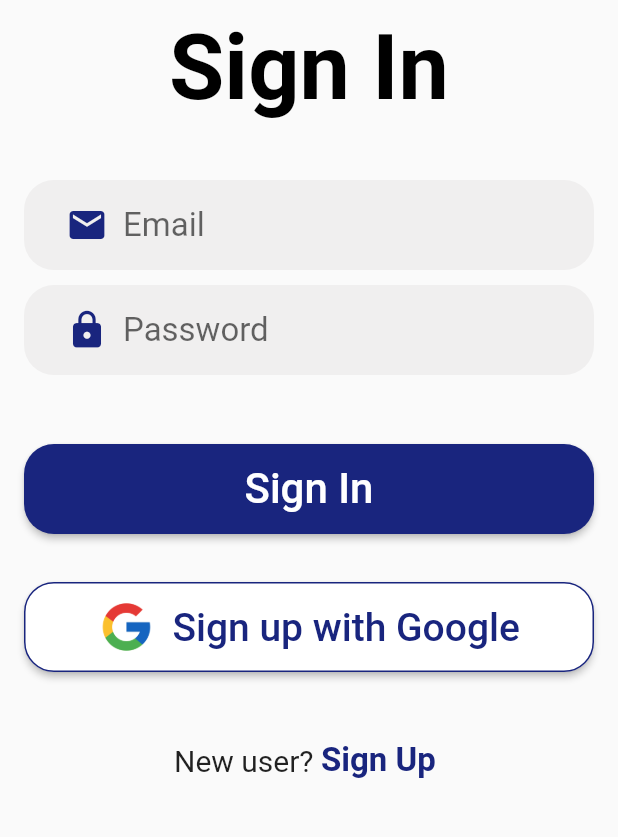
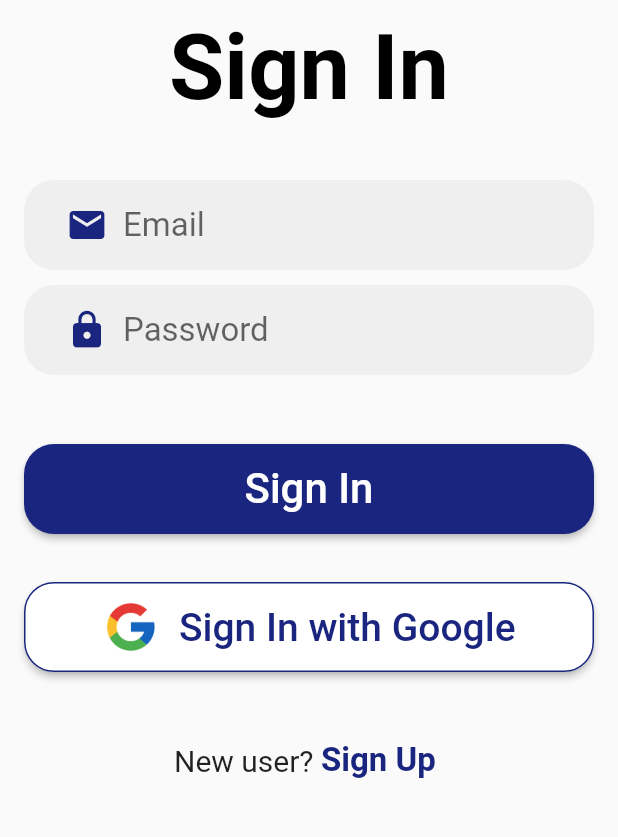
Before and after one commit to InShad7/aptronix_user, a Flutter app: the screen it shows after launch, on a phone screen of 412 x 824 dp, the part 306-1143 px from its top. Run offline on Flutter 3.47's test engine with Material 2 defaults, Android fonts, the phone set to English and light mode, and no system bars; our stand-ins replace awesome_bottom_bar, carousel_slider, cloud_firestore, firebase_auth, firebase_core, flutter_slidable and 7 more; accounts and stored records are empty.

Commit message:
signin login google sign in

```diff
--- a/lib/controller/controller.dart
+++ b/lib/controller/controller.dart
@@ -1,5 +1,4 @@
 import 'package:firebase_auth/firebase_auth.dart';
-import 'package:flutter/material.dart';
 import 'package:cloud_firestore/cloud_firestore.dart';
 
 Stream getProducts() async* {
@@ -9,4 +8,5 @@ Stream getProducts() async* {
   yield docs;
 }
 
-final user = FirebaseAuth.instance.currentUser!;
+
+// User user = FirebaseAuth.instance.currentUser!;
--- a/lib/main.dart
+++ b/lib/main.dart
@@ -1,6 +1,8 @@
+import 'package:aaptronix/controller/provider/google_signin.dart';
 import 'package:aaptronix/view/splash_screen.dart/spalsh_screen.dart';
 import 'package:firebase_core/firebase_core.dart';
 import 'package:flutter/material.dart';
+import 'package:provider/provider.dart';
 
 Future main() async {
   WidgetsFlutterBinding.ensureInitialized();
@@ -16,11 +18,14 @@ class MyApp extends StatelessWidget {
 
   @override
   Widget build(BuildContext context) {
-    return MaterialApp(
-      navigatorKey: navigatorKey,
-      debugShowCheckedModeBanner: false,
-      theme: ThemeData(primarySwatch: Colors.blue),
-      home: SplashScreen(),
+    return ChangeNotifierProvider(
+      create: (context)=> GoogleSignInProvider(),
+      child: MaterialApp(
+        navigatorKey: navigatorKey,
+        debugShowCheckedModeBanner: false,
+        theme: ThemeData(primarySwatch: Colors.blue),
+        home: SplashScreen(),
+      ),
     );
   }
 }
--- a/lib/view/login_screen/login_screen.dart
+++ b/lib/view/login_screen/login_screen.dart
@@ -13,9 +13,7 @@ class LoginScreen extends StatelessWidget {
   @override
   Widget build(BuildContext context) {
     return Scaffold(
-      body: Form(
-        key: formKey,
-        child: ListView(physics: const BouncingScrollPhysics(), children: [
+      body: ListView(physics: const BouncingScrollPhysics(), children: [
         const SignInText(title: 'Sign In'),
         kHeight20,
         MyTextField(
@@ -43,7 +41,6 @@ class LoginScreen extends StatelessWidget {
         kHeight,
         SignUpTxtBtn(navigateTo: SignUpScreen()),
       ]),
-      ),
     );
   }
 }
--- a/lib/view/login_screen/widgets/google_signup_btn.dart
+++ b/lib/view/login_screen/widgets/google_signup_btn.dart
@@ -1,7 +1,9 @@
+import 'package:aaptronix/controller/provider/google_signin.dart';
 import 'package:aaptronix/view/utils/colors.dart';
 import 'package:aaptronix/view/utils/utils.dart';
 import 'package:flutter/material.dart';
 import 'package:google_fonts/google_fonts.dart';
+import 'package:provider/provider.dart';
 
 class GoogleSignUpBtn extends StatelessWidget {
   const GoogleSignUpBtn({
@@ -23,14 +25,18 @@ class GoogleSignUpBtn extends StatelessWidget {
               side: BorderSide(color: blue, width: 1),
             ),
           ),
-          onPressed: () {},
+          onPressed: () {
+            final provider =
+                Provider.of<GoogleSignInProvider>(context, listen: false);
+            provider.googleLogin();
+          },
           child: Row(
             mainAxisAlignment: MainAxisAlignment.spaceEvenly,
             children: [
               kWidth,
               Image.asset('assets/icons8-google-512.png', scale: 13.5),
               Text(
-                'Sign up with Google',
+                'Sign In with Google',
                 style: GoogleFonts.roboto(
                   textStyle: TextStyle(fontSize: 26, color: blue),
                 ),
--- a/lib/view/login_screen/widgets/signup_btn.dart
+++ b/lib/view/login_screen/widgets/signup_btn.dart
@@ -1,4 +1,4 @@
-import 'package:aaptronix/view/signup_screen.dart/signup_screen.dart';
+import 'package:aaptronix/view/login_screen/widgets/text_field.dart';
 import 'package:aaptronix/view/utils/colors.dart';
 import 'package:flutter/material.dart';
 import 'package:google_fonts/google_fonts.dart';
@@ -35,6 +35,9 @@ class SignUpTxtBtn extends StatelessWidget {
                       fontSize: 22, color: blue, fontWeight: FontWeight.bold),
                 ),
           onTap: () {
+            nameController.clear();
+            userNameController.clear();
+            passwordController.clear();
             Navigator.pushReplacement(
               context,
               MaterialPageRoute(
--- a/lib/view/login_screen/widgets/text_field.dart
+++ b/lib/view/login_screen/widgets/text_field.dart
@@ -1,15 +1,15 @@
 import 'package:aaptronix/view/utils/colors.dart';
-import 'package:email_validator/email_validator.dart';
 import 'package:flutter/material.dart';
 import 'package:google_fonts/google_fonts.dart';
 
-var formKey = GlobalKey<FormState>();
+
 
 TextEditingController userNameController = TextEditingController();
 TextEditingController passwordController = TextEditingController();
 TextEditingController nameController = TextEditingController();
+TextEditingController phoneNumberController = TextEditingController();
 
-class MyTextField extends StatelessWidget {
+class MyTextField extends StatefulWidget {
   String title;
   var myControler;
   IconData? icon;
@@ -26,6 +26,11 @@ class MyTextField extends StatelessWidget {
       required this.border});
 
   @override
+  State<MyTextField> createState() => _MyTextFieldState();
+}
+
+class _MyTextFieldState extends State<MyTextField> {
+  @override
   Widget build(BuildContext context) {
     return Padding(
       padding: const EdgeInsets.only(left: 16.0, right: 16),
@@ -33,40 +38,41 @@ class MyTextField extends StatelessWidget {
         children: [
           Container(
             padding: const EdgeInsets.only(left: 12),
-            height: ht,
+            height: widget.ht,
             width: double.infinity,
             decoration: BoxDecoration(
-              borderRadius: BorderRadius.circular(border),
+              borderRadius: BorderRadius.circular(widget.border),
               color: cardClr,
             ),
             child: Padding(
               padding: const EdgeInsets.all(6.0),
               child: TextFormField(
-                obscureText: passChar,
-                controller: myControler,
+                obscureText: widget.passChar,
+                controller: widget.myControler,
                 cursorColor: blue,
                 style: GoogleFonts.roboto(
                   textStyle: TextStyle(color: black),
                 ),
                 decoration: InputDecoration(
-                  prefixIcon: Icon(icon, size: 28, color: blue),
+                  prefixIcon: Icon(widget.icon, size: 28, color: blue),
                   border: const OutlineInputBorder(borderSide: BorderSide.none),
                   contentPadding: const EdgeInsets.all(5),
-                  hintText: title,
+                  hintText: widget.title,
                   hintStyle: GoogleFonts.roboto(
                     textStyle: const TextStyle(fontSize: 22),
                   ),
                 ),
-                autovalidateMode: AutovalidateMode.onUserInteraction,
-                validator: (email) {
-                  email != null && !EmailValidator.validate(email)
-                      ? 'Enter a valid email'
-                      : null;
+                // autovalidateMode: AutovalidateMode.onUserInteraction,
+                // validator: (email) {
 
-                  // email != null && email.length < 6
-                  //     ? 'enter a minimum of 6 characters'
-                  //     : null;
-                },
+                //   email != null && !EmailValidator.validate(email)
+                //       ? 'Enter a valid email'
+                //       : null;
+
+                //   // email != null && email.length < 6
+                //   //     ? 'enter a minimum of 6 characters'
+                //   //     : null;
+                // },
               ),
             ),
           ),
--- a/lib/view/splash_screen.dart/spalsh_screen.dart
+++ b/lib/view/splash_screen.dart/spalsh_screen.dart
@@ -4,7 +4,7 @@ import 'package:aaptronix/view/widget/bottom_nav_bar.dart';
 import 'package:firebase_auth/firebase_auth.dart';
 import 'package:flutter/material.dart';
 import 'package:google_fonts/google_fonts.dart';
-import 'package:loading_animation_widget/loading_animation_widget.dart';
+import 'package:loading_indicator/loading_indicator.dart';
 
 double? mHeight;
 double? mWidth;
@@ -64,8 +64,11 @@ class CheckUserLogin extends StatelessWidget {
         builder: (BuildContext context, AsyncSnapshot snapshot) {
           if (snapshot.connectionState == ConnectionState.waiting) {
             return Center(
-              child: LoadingAnimationWidget.fourRotatingDots(
-                  color: blue, size: 30),
+              child: LoadingIndicator(
+                indicatorType: Indicator.circleStrokeSpin,
+                colors: [white],
+                strokeWidth: 2,
+              ),
             );
           } else if (snapshot.hasError) {
             return const Center(
@@ -78,7 +81,7 @@ class CheckUserLogin extends StatelessWidget {
           if (snapshot.hasData) {
             return BottomNavBar(state: false);
           } else {
-            return  LoginScreen();
+            return LoginScreen();
           }
         },
       ),
--- a/pubspec.yaml
+++ b/pubspec.yaml
@@ -42,10 +42,13 @@ dependencies:
   flutter_slidable: ^2.0.0
   fluttertoast: ^8.2.1
   google_fonts: ^4.0.3
+  google_sign_in: ^6.1.0
   liquid_swipe: ^3.1.0
-  loading_animation_widget: ^1.2.0+4
+  loading_indicator: ^3.1.0
+  provider: ^6.0.5
   shared_preferences: ^2.1.0
   smooth_page_indicator: ^1.0.1
+  transparent_image: ^2.0.1
 
 dev_dependencies:
   flutter_lints: ^2.0.0
```
Also changed, not shown: lib/controller/provider/google_signin.dart (added, +41 -0 lines), lib/view/dash_board_screen/account/account_screen.dart (+15 -6 lines), lib/view/dash_board_screen/widget/logout_btn.dart (+18 -10 lines), lib/view/dash_board_screen/widget/user_img_name.dart (+13 -3 lines), lib/view/home_screen/widget/home_item_card.dart (+21 -9 lines), lib/view/login_screen/widgets/login_btn.dart (+50 -7 lines), lib/view/signup_screen.dart/signup_screen.dart (+3 -15 lines), lib/view/signup_screen.dart/widget/sign_up_btn.dart (+73 -41 lines), assets/APPRONIX.jpg (added), pubspec.lock. Lines whose indentation alone changed are shown as unchanged.
